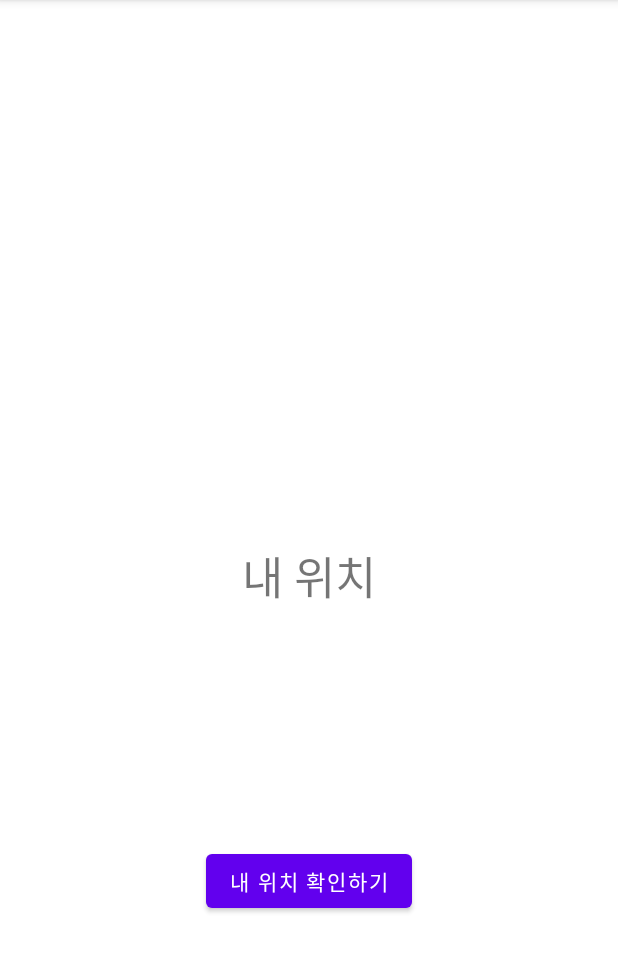
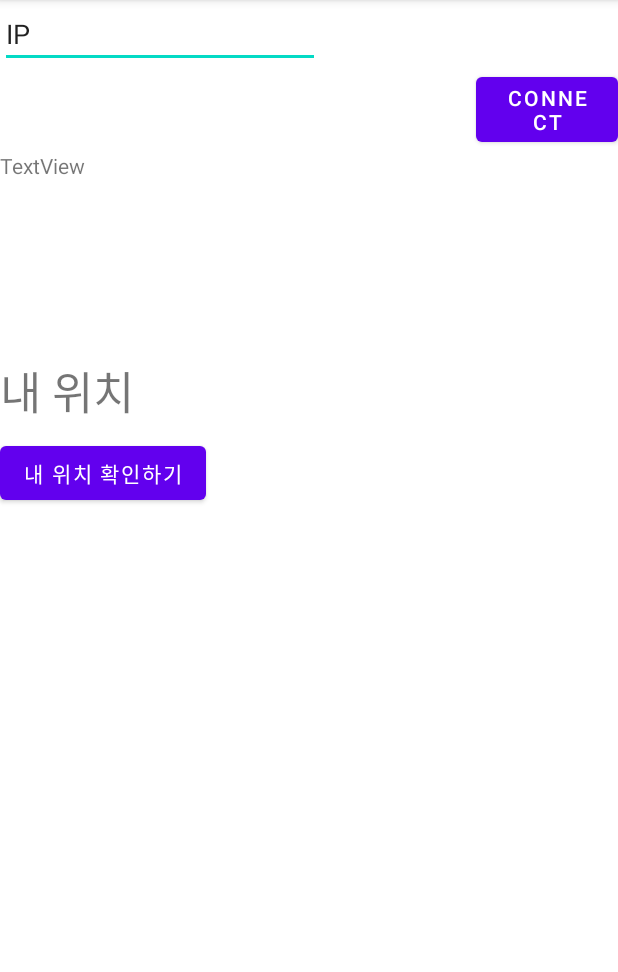
Before and after one commit to twan8682/2021-2-Capstone, an Android app: the screen it shows after launch (MainActivity), on a phone screen of 412 x 824 dp, the part 84-1056 px from its top. Run offline under Robolectric (Android 15) with nearby library versions, the phone set to English and light mode, and no system bars; libraries missing offline, so code that uses them is left out: com.pedro.library; 1 statement that could not run was skipped.

Commit message:
소켓통신

```diff
--- a/android/Location_Project/app/src/main/java/com/example/location_project/MainActivity.java
+++ b/android/Location_Project/app/src/main/java/com/example/location_project/MainActivity.java
@@ -7,16 +7,42 @@ import android.location.Location;
 import android.location.LocationListener;
 import android.location.LocationManager;
 import android.os.Bundle;
+import android.os.Handler;
+import android.util.Log;
 import android.view.View;
 import android.widget.Button;
+import android.widget.EditText;
 import android.widget.TextView;
 import android.widget.Toast;
 
 import com.pedro.library.AutoPermissions;
 import com.pedro.library.AutoPermissionsListener;
 
+import java.io.DataInputStream;
+import java.io.DataOutputStream;
+import java.io.IOException;
+import java.net.Socket;
+
 public class MainActivity extends AppCompatActivity implements AutoPermissionsListener {
     TextView textView;
+    Button button;
+    Button connect_btn;
+    EditText ip_edit;
+    TextView show_text;
+    int la, lo;
+
+
+    // 소켓통신에 필요한것
+    private String html = "";
+    private Handler mHandler;
+
+    private Socket socket;
+
+    private DataOutputStream dos;
+    private DataInputStream dis;
+
+    private String ip = "";            // IP 번호
+    private int port = 8080;                          // port 번호
 
     @Override
     protected void onCreate(Bundle savedInstanceState) {
@@ -25,7 +51,7 @@ public class MainActivity extends AppCompatActivity implements AutoPermissionsLi
 
         textView = findViewById(R.id.textView);
 
-        Button button = findViewById(R.id.button);
+        button = findViewById(R.id.button);
         button.setOnClickListener(new View.OnClickListener() {
             @Override
             public void onClick(View v) {
@@ -34,6 +60,78 @@ public class MainActivity extends AppCompatActivity implements AutoPermissionsLi
         });
 
         AutoPermissions.Companion.loadAllPermissions(this, 101);
+
+        connect_btn = (Button)findViewById(R.id.ipbutton);
+        connect_btn.setOnClickListener(new View.OnClickListener(){
+            @Override
+            public void onClick(View v) {
+                switch(v.getId()){
+                    case R.id.ipbutton:     // ip 받아오는 버튼
+                        connect();
+                }
+            }
+        });
+
+         ip_edit = (EditText)findViewById(R.id.editTextTextPersonName);
+        show_text = (TextView)findViewById(R.id.show_text);
+
+    }
+
+    //port connect
+    // 로그인 정보 db에 넣어주고 연결시켜야 함.
+    void connect(){
+        mHandler = new Handler();
+        Log.w("connect","연결 하는중");
+        // 받아오는거
+        Thread checkUpdate = new Thread() {
+            public void run() {
+                // ip받기
+                String newip = String.valueOf(ip_edit.getText());
+
+                // 서버 접속
+                try {
+                    socket = new Socket(newip, port);
+                    Log.w("서버 접속됨", "서버 접속됨");
+                } catch (IOException e1) {
+                    Log.w("서버접속못함", "서버접속못함");
+                    e1.printStackTrace();
+                }
+
+                Log.w("edit 넘어가야 할 값 : ","안드로이드에서 서버로 연결요청");
+
+                try {
+                    dos = new DataOutputStream(socket.getOutputStream());   // output에 보낼꺼 넣음
+                    dis = new DataInputStream(socket.getInputStream());     // input에 받을꺼 넣어짐
+                    //dos.writeUTF(String.valueOf(latitude)+"  " +String.valueOf(longitude));
+                    dos.writeUTF(String.valueOf(la));
+                    /*while(true){
+                        dos.writeUTF(String.valueOf(latitude)+"  " +String.valueOf(longitude));
+                        Thread.sleep(1000);
+                    }*/
+
+                } catch (IOException e) {
+                    e.printStackTrace();
+                    Log.w("버퍼", "버퍼생성 잘못됨");
+                }
+                Log.w("버퍼","버퍼생성 잘됨");
+
+                // 서버에서 계속 받아옴 - 한번은 문자, 한번은 숫자를 읽음. 순서 맞춰줘야 함.
+                /*try {
+                    String line = "";
+                    int line2;
+                    while(true) {
+                        line = (String)dis.readUTF();
+                        line2 = (int)dis.read();
+                        Log.w("서버에서 받아온 값 ",""+line);
+                        Log.w("서버에서 받아온 값 ",""+line2);
+                    }
+                }catch (Exception e){
+
+                }*/
+            }
+        };
+        // 소켓 접속 시도, 버퍼생성
+        checkUpdate.start();
     }
 
     public void startLocationService() {
@@ -44,6 +142,10 @@ public class MainActivity extends AppCompatActivity implements AutoPermissionsLi
             if (location != null) {
                 double latitude = location.getLatitude();
                 double longitude = location.getLongitude();
+
+                la = (int)latitude*10000000;
+                lo = (int)longitude*1000000;
+
                 String message = "최근 위치 -> Latitude : " + latitude + "\nLongitude:" + longitude;
 
                 textView.setText(message);
@@ -65,14 +167,12 @@ public class MainActivity extends AppCompatActivity implements AutoPermissionsLi
         }
     }
 
-
-    //gps 값 얻어오기
     class GPSListener implements LocationListener {
         public void onLocationChanged(Location location) {
             Double latitude = location.getLatitude();
             Double longitude = location.getLongitude();
 
-            String message = "now location\nLatitude : "+ latitude + "\nLongitude:"+ longitude;
+            String message = "내 위치 -> Latitude : "+ latitude + "\nLongitude:"+ longitude;
             textView.setText(message);
         }
 
@@ -83,8 +183,6 @@ public class MainActivity extends AppCompatActivity implements AutoPermissionsLi
         public void onStatusChanged(String provider, int status, Bundle extras) { }
     }
 
-
-    //위험에 대한 권한 부여
     @Override
     public void onRequestPermissionsResult(int requestCode, String permissions[], int[] grantResults) {
         super.onRequestPermissionsResult(requestCode, permissions, grantResults);
--- a/android/Location_Project/app/src/main/res/layout/activity_main.xml
+++ b/android/Location_Project/app/src/main/res/layout/activity_main.xml
@@ -1,21 +1,40 @@
 <?xml version="1.0" encoding="utf-8"?>
-<androidx.constraintlayout.widget.ConstraintLayout xmlns:android="http://schemas.android.com/apk/res/android"
+<LinearLayout xmlns:android="http://schemas.android.com/apk/res/android"
     xmlns:app="http://schemas.android.com/apk/res-auto"
     xmlns:tools="http://schemas.android.com/tools"
     android:layout_width="match_parent"
     android:layout_height="match_parent"
+    android:orientation="vertical"
     tools:context=".MainActivity">
+
+    <EditText
+        android:id="@+id/editTextTextPersonName"
+        android:layout_width="wrap_content"
+        android:layout_height="wrap_content"
+        android:ems="10"
+        android:inputType="textPersonName"
+        android:text="IP" />
+
+    <Button
+        android:id="@+id/ipbutton"
+        android:layout_width="wrap_content"
+        android:layout_height="wrap_content"
+        android:layout_marginStart="317dp"
+        android:layout_marginLeft="317dp"
+        android:text="connect" />
+
+    <TextView
+        android:id="@+id/show_text"
+        android:layout_width="325dp"
+        android:layout_height="137dp"
+        android:text="TextView" />
 
     <TextView
         android:id="@+id/textView"
-        android:layout_width="wrap_content"
+        android:layout_width="match_parent"
         android:layout_height="wrap_content"
         android:text="내 위치"
-        android:textSize="30sp"
-        app:layout_constraintBottom_toBottomOf="parent"
-        app:layout_constraintEnd_toEndOf="parent"
-        app:layout_constraintStart_toStartOf="parent"
-        app:layout_constraintTop_toTopOf="parent" />
+        android:textSize="30sp" />
 
     <Button
         android:id="@+id/button"
@@ -23,10 +42,6 @@
         android:layout_height="wrap_content"
         android:layout_marginTop="8dp"
         android:layout_marginBottom="8dp"
-        android:text="내 위치 확인하기"
-        app:layout_constraintBottom_toBottomOf="parent"
-        app:layout_constraintEnd_toEndOf="parent"
-        app:layout_constraintStart_toStartOf="parent"
-        app:layout_constraintTop_toBottomOf="@+id/textView" />
+        android:text="내 위치 확인하기" />
 
-</androidx.constraintlayout.widget.ConstraintLayout>
+</LinearLayout>
```
Also changed, not shown: android/Location_Project/app/src/main/AndroidManifest.xml (+7 -0 lines).
